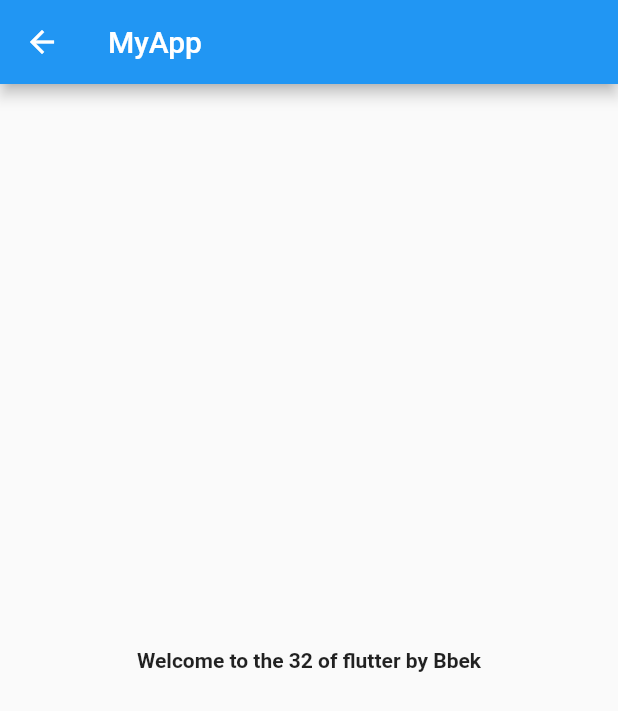
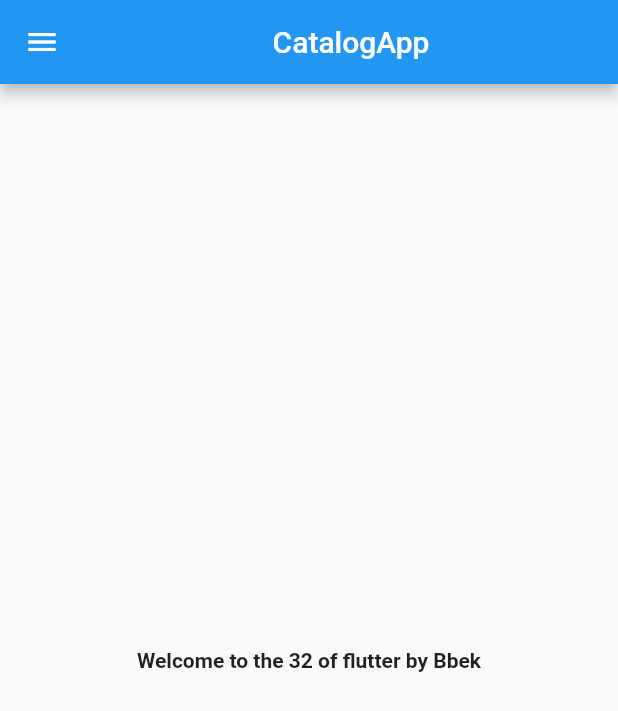
Before and after one commit to bibekparajul/flutterPractice, a Flutter app: the HomePage screen opened directly, on a phone screen of 412 x 824 dp. Shown: the top 711 px of the screen. Run offline on Flutter 3.47's test engine with Material 2 defaults, Android fonts, the phone set to English and light mode, and no system bars.

Commit message:
day 2 completed

```diff
--- a/lib/homepage.dart
+++ b/lib/homepage.dart
@@ -19,13 +19,15 @@ class _HomePageState extends State<HomePage> {
   Widget build(BuildContext context) {
     return Scaffold(
       appBar: AppBar(
-      title: Text("MyApp"),
+      title: Center(child: Text("CatalogApp")),
     ),
     body: Center(
       child: Container(
         child: Text("Welcome to the $days of flutter by $name", style: TextStyle(fontWeight: FontWeight.bold),),
       ),
     ),
+    drawer: Drawer(),
     );
+
   }
 }
--- a/lib/main.dart
+++ b/lib/main.dart
@@ -1,22 +1,21 @@
 import 'package:flutter/material.dart';
 
-void main(){
+import 'homepage.dart';
+
+void main() {
   runApp(MyApp());
 }
 
 class MyApp extends StatelessWidget {
-  const MyApp({super.key});
 
   @override
   Widget build(BuildContext context) {
     return MaterialApp(
       debugShowCheckedModeBanner: false,
       title: "My first App",
-      home: Material(child: Center(child: Container(child: Text("Welcome To the flutter challenge")))),
+      home: HomePage()
     );
   }
-
-
 }
 
 // class MyHome extends StatefulWidget {
```
